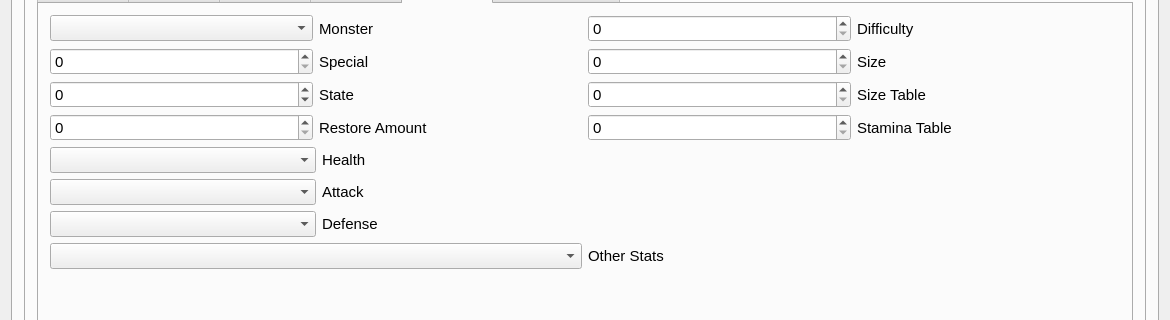
Before: the Qt Designer form MHGUQuestEditor/MHGUQuestEditor.ui in Fexty12573/MHGUQuestEditor, drawn with Qt 5; both pictures show x 0 to 1170 and y 159 to 479 of the 1170 by 966 pixel window.
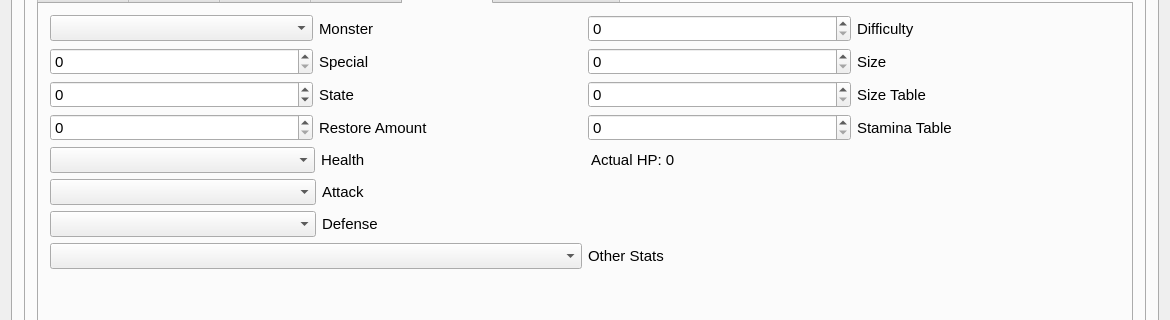
After: the same form once the commit is applied. The open tabs and pages were chosen to show the change.

Commit message: Improved quest link resolution

Diff of the .ui file:
```diff
--- a/MHGUQuestEditor/MHGUQuestEditor.ui
+++ b/MHGUQuestEditor/MHGUQuestEditor.ui
@@ -2723,7 +2723,7 @@
                  </layout>
                 </item>
                 <item>
-                 <layout class="QHBoxLayout" name="horizontalLayout_74" stretch="1,1,2">
+                 <layout class="QHBoxLayout" name="horizontalLayout_74" stretch="1,1,1,1">
                   <item>
                    <widget class="QComboBox" name="comboMonster5Health">
                     <property name="font">
@@ -2745,6 +2745,13 @@
                     </property>
                    </widget>
                   </item>
+                  <item>
+                   <widget class="QLabel" name="labelMonster5Hp">
+                    <property name="text">
+                     <string>Actual HP: 0</string>
+                    </property>
+                   </widget>
+                  </item>
                   <item>
                    <spacer name="horizontalSpacer_48">
                     <property name="orientation">
```
Left out of the diff: 54 changed lines with no effect on the pictures. The commit also changes 8 other files.
